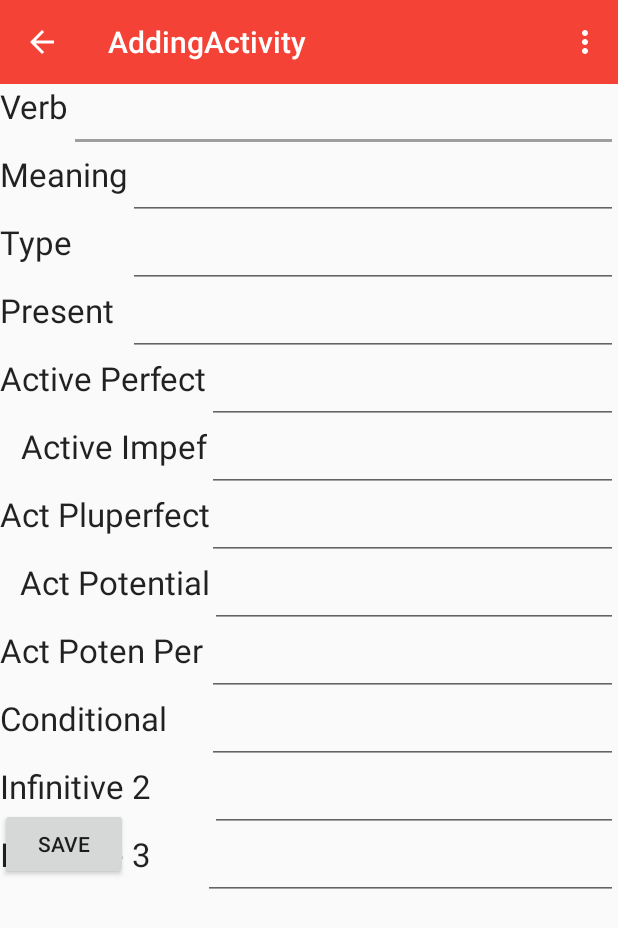
After one commit to ruathudo/FinnishVerbix, an Android app: the AddingActivity screen opened directly, with no data from a screen before it, on a phone screen of 412 x 824 dp. The commit adds this screen. Shown: the top 928 px of the screen. Run offline under Robolectric (Android 15) with nearby library versions, the phone set to English and light mode, and no system bars.

Commit message:
Create Adding Activity for adding data to sqlite (JUST FOR TESTING)

```diff
--- a/app/src/main/AndroidManifest.xml
+++ b/app/src/main/AndroidManifest.xml
@@ -16,6 +16,11 @@
                 <category android:name="android.intent.category.LAUNCHER" />
             </intent-filter>
         </activity>
+        <activity
+            android:name=".AddingActivity"
+            android:label="@string/title_activity_adding" >
+            <meta-data android:name="android.support.PARENT_ACTIVITY" android:value=".MainActivity"/>
+        </activity>
     </application>
 
 </manifest>
--- /dev/null
+++ b/app/src/main/java/com/finnishverbix/AddingActivity.java
@@ -0,0 +1,121 @@
+package com.finnishverbix;
+
+import android.support.v7.app.ActionBarActivity;
+import android.os.Bundle;
+import android.support.v7.widget.Toolbar;
+import android.view.Menu;
+import android.view.MenuItem;
+import android.view.View;
+import android.widget.Button;
+import android.widget.EditText;
+import android.widget.Toast;
+
+import com.finnishverbix.SQL.SqliteHandler;
+
+//ONLY FOR TESTING
+
+public class AddingActivity extends ActionBarActivity {
+    Toolbar toolbar;
+    EditText edit2,edit3,edit4,edit5,edit6,edit7,edit8,edit9, edit10,edit11,edit12,edit13;
+    SqliteHandler sqliteHandler;
+
+    Button saved;
+    @Override
+    protected void onCreate(Bundle savedInstanceState) {
+        super.onCreate(savedInstanceState);
+        setContentView(R.layout.activity_adding);
+        toolbar = (Toolbar) findViewById(R.id.app_bar_sub);
+        setSupportActionBar(toolbar);
+        getSupportActionBar().setHomeButtonEnabled(true);
+        getSupportActionBar().setDisplayHomeAsUpEnabled(true);
+
+        sqliteHandler = new SqliteHandler(this);
+        edit2 = (EditText) findViewById(R.id.editText2);
+        edit3 = (EditText) findViewById(R.id.editText3);
+        edit4 = (EditText) findViewById(R.id.editText4);
+        edit5 = (EditText) findViewById(R.id.editText5);
+        edit6 = (EditText) findViewById(R.id.editText6);
+        edit7 = (EditText) findViewById(R.id.editText7);
+        edit8 = (EditText) findViewById(R.id.editText8);
+        edit9 = (EditText) findViewById(R.id.editText9);
+        edit10 = (EditText) findViewById(R.id.editText10);
+        edit11 = (EditText) findViewById(R.id.editText11);
+        edit12 = (EditText) findViewById(R.id.editText12);
+        edit13 = (EditText) findViewById(R.id.editText13);
+
+        saved = (Button) findViewById(R.id.buttonAddNew);
+        saved.setOnClickListener(new View.OnClickListener() {
+            @Override
+            public void onClick(View view) {
+
+                String e2 = edit2.getText().toString();
+                String e3 = edit3.getText().toString();
+                String e4 = edit4.getText().toString();
+                String e5 = edit5.getText().toString();
+                String e6 = edit6.getText().toString();
+                String e7 = edit7.getText().toString();
+                String e8 = edit8.getText().toString();
+                String e9 = edit9.getText().toString();
+                String e10 = edit10.getText().toString();
+                String e11 = edit11.getText().toString();
+                String e12 = edit12.getText().toString();
+                String e13 = edit13.getText().toString();
+
+                String insertQuery = "INSERT INTO FINNISH_WORDS(Verb,Meaning,Type,Present,Perfect," +
+                        "Imperfect,Pluperfect,Potential," +
+                        "PotentialPerfect,Conditional,Infinitive2,Infinitive3) values ('"
+                        + e2 + "','"
+                        + e3 + "','"
+                        + e4 + "','"
+                        + e5 + "','"
+                        + e6 + "','"
+                        + e7 + "','"
+                        + e8 + "','"
+                        + e9 + "','"
+                        + e10 + "','"
+                        + e11 + "','"
+                        + e12 + "','"
+                        + e13 + "')";
+
+                sqliteHandler.executeQuery(insertQuery);
+
+                edit2.setText("");
+                edit3.setText("");
+                edit4.setText("");
+                edit5.setText("");
+                edit6.setText("");
+                edit7.setText("");
+                edit8.setText("");
+                edit9.setText("");
+                edit10.setText("");
+                edit11.setText("");
+                edit12.setText("");
+                edit13.setText("");
+
+                Toast.makeText(getApplicationContext(),"Success Adding",Toast.LENGTH_LONG).show();
+            }
+        });
+    }
+
+
+
+    @Override
+    public boolean onCreateOptionsMenu(Menu menu) {
+        // Inflate the menu; this adds items to the action bar if it is present.
+        getMenuInflater().inflate(R.menu.menu_adding, menu);
+        return true;
+    }
+
+    @Override
+    public boolean onOptionsItemSelected(MenuItem item) {
+        // Handle action bar item clicks here. The action bar will
+        // automatically handle clicks on the Home/Up button, so long
+        // as you specify a parent activity in AndroidManifest.xml.
+        int id = item.getItemId();
+
+        //noinspection SimplifiableIfStatement
+
+
+        return super.onOptionsItemSelected(item);
+    }
+}
--- a/app/src/main/java/com/finnishverbix/MainActivity.java
+++ b/app/src/main/java/com/finnishverbix/MainActivity.java
@@ -1,5 +1,6 @@
 package com.finnishverbix;
 
+import android.content.Intent;
 import android.support.v4.widget.DrawerLayout;
 import android.support.v7.app.ActionBarActivity;
 import android.os.Bundle;
@@ -48,6 +49,8 @@ public class MainActivity extends ActionBarActivity {
 
         if(id == R.id.navigate)
             navigationDrawerFragment.selectItem(2);
+        if(id == R.id.add)
+            startActivity(new Intent(this,AddingActivity.class));
         //noinspection SimplifiableIfStatement
 
 
--- /dev/null
+++ b/app/src/main/java/com/finnishverbix/SQL/SqlDbHelper.java
@@ -0,0 +1,62 @@
+package com.finnishverbix.SQL;
+
+import android.content.Context;
+import android.database.sqlite.SQLiteDatabase;
+import android.database.sqlite.SQLiteOpenHelper;
+
+/**
+ * Created by longtran on 4/11/2015.
+ */
+//A Class for creating SQLITE DATABASE
+public class SqlDbHelper extends SQLiteOpenHelper {
+
+    //DECLARE VARIABLES
+    public static final String DATABASE_TABLE =  "FINNISH_WORDS";
+    public static final String COLUMN_0 = "id";
+    public static final String COLUMN_1 = "Verb";
+    public static final String COLUMN_2 = "Meaning";
+    public static final String COLUMN_3 = "Type";
+    public static final String COLUMN_4 = "Present";
+    public static final String COLUMN_5 = "Perfect";
+    public static final String COLUMN_6 = "Imperfect";
+    public static final String COLUMN_7 = "Pluperfect";
+    public static final String COLUMN_8 = "Potential";
+    public static final String COLUMN_9 = "PotentialPerfect";
+    public static final String COLUMN_10 = "Conditional";
+    public static final String COLUMN_11 = "Infinitive2";
+    public static final String COLUMN_12 = "Infinitive3";
+
+
+    //CREATE SCRIPTS
+    public static final String SCRIPT_CREATE_DATABASE = "create table "+ DATABASE_TABLE + " ("
+            + COLUMN_0 +" integer primary key  autoincrement, "
+            + COLUMN_1 +" text not null, "
+            + COLUMN_2 +" text, "
+            + COLUMN_3 +" text, "
+            + COLUMN_4 +" text, "
+            + COLUMN_5 +" text, "
+            + COLUMN_6 +" text, "
+            + COLUMN_7 +" text, "
+            + COLUMN_8 +" text, "
+            + COLUMN_9 +" text, "
+            + COLUMN_10 +" text, "
+            + COLUMN_11 +" text, "
+            + COLUMN_12 +" text);";
+
+    //CONSTRUCTOR
+    public SqlDbHelper(Context context, String name, SQLiteDatabase.CursorFactory factory, int version ){
+        super(context,name,factory,version);
+
+    }
+
+    @Override
+    public void onCreate(SQLiteDatabase sqLiteDatabase) {
+        sqLiteDatabase.execSQL(SCRIPT_CREATE_DATABASE);
+    }
+
+    @Override
+    public void onUpgrade(SQLiteDatabase sqLiteDatabase, int i, int i1) {
+        sqLiteDatabase.execSQL("DROP TABLE IF EXISTS " + DATABASE_TABLE);
+        onCreate(sqLiteDatabase);
+    }
+}
--- /dev/null
+++ b/app/src/main/java/com/finnishverbix/SQL/SqliteHandler.java
@@ -0,0 +1,53 @@
+package com.finnishverbix.SQL;
+
+import android.content.Context;
+import android.database.Cursor;
+import android.database.sqlite.SQLiteDatabase;
+import android.util.Log;
+
+/**
+ * Created by longtran on 4/11/2015.
+ */
+//Class for handling sqlite such as querying, insert, delete
+public class SqliteHandler {
+    public static  final String DATABASE_NAME = "FINNISH";
+    public static final int DATABASE_VERSION = 1;
+    Context context ;
+    SqlDbHelper sqlDbHelper;
+    SQLiteDatabase sqLiteDatabase;
+
+    //CONSTRUCTOR
+    public SqliteHandler(Context context){
+        sqlDbHelper = new SqlDbHelper(context,DATABASE_NAME,null,DATABASE_VERSION);
+        sqLiteDatabase = sqlDbHelper.getWritableDatabase();
+    }
+
+    // For executing query such as insert, delete
+    public void executeQuery(String query){
+        try {
+            if(sqLiteDatabase.isOpen()){ // if it is open then close first
+                sqLiteDatabase.close();
+            }
+            sqLiteDatabase = sqlDbHelper.getWritableDatabase();
+            sqLiteDatabase.execSQL(query);
+        }catch (Exception e){
+            Log.e("Execute query", "" + e);
+            e.printStackTrace();
+        }
+    }
+
+    public Cursor selectQuery(String query){
+        Cursor c1 = null;
+        try {
+            if(sqLiteDatabase.isOpen()){
+                sqLiteDatabase.close();
+            }
+            sqLiteDatabase = sqlDbHelper.getWritableDatabase();
+            c1 = sqLiteDatabase.rawQuery(query,null);
+        }catch (Exception e){
+            Log.e(" database querying", "" + e);
+            e.printStackTrace();
+        }
+        return  c1;
+    }
+}
--- /dev/null
+++ b/app/src/main/res/layout/activity_adding.xml
@@ -0,0 +1,274 @@
+<LinearLayout xmlns:android="http://schemas.android.com/apk/res/android"
+    xmlns:tools="http://schemas.android.com/tools" android:layout_width="match_parent"
+    android:layout_height="match_parent"
+    tools:context="com.finnishverbix.AddingActivity"
+    android:orientation="vertical"
+    android:overScrollMode="ifContentScrolls"
+    android:scrollbarStyle="insideOverlay"
+    android:scrollbars="vertical"
+    android:weightSum="1">
+    <include
+        android:id="@+id/app_bar_sub"
+        layout="@layout/app_bar" />
+    <ScrollView
+        android:layout_width="match_parent"
+        android:layout_height="match_parent"
+        >
+        <RelativeLayout
+            android:layout_width="match_parent"
+            android:layout_height="match_parent">
+
+
+            <TextView
+                android:layout_width="wrap_content"
+                android:layout_height="wrap_content"
+                android:textAppearance="?android:attr/textAppearanceLarge"
+                android:text="Verb"
+                android:id="@+id/textView"
+                android:layout_alignParentTop="true"
+                android:layout_alignParentLeft="true"
+                android:layout_alignParentStart="true" />
+
+            <EditText
+                android:layout_width="wrap_content"
+                android:layout_height="wrap_content"
+                android:id="@+id/editText2"
+                android:layout_alignParentTop="true"
+                android:layout_toRightOf="@+id/textView"
+                android:layout_alignParentRight="true"
+                android:layout_alignParentEnd="true" />
+
+            <TextView
+                android:layout_width="wrap_content"
+                android:layout_height="wrap_content"
+                android:textAppearance="?android:attr/textAppearanceLarge"
+                android:text="Meaning"
+                android:id="@+id/textView2"
+                android:layout_below="@+id/editText2"
+                android:layout_alignParentLeft="true"
+                android:layout_alignParentStart="true" />
+
+            <EditText
+                android:layout_width="wrap_content"
+                android:layout_height="wrap_content"
+                android:id="@+id/editText3"
+                android:layout_alignTop="@+id/textView2"
+                android:layout_toRightOf="@+id/textView2"
+                android:layout_alignRight="@+id/editText2"
+                android:layout_alignEnd="@+id/editText2" />
+
+            <TextView
+                android:layout_width="wrap_content"
+                android:layout_height="wrap_content"
+                android:textAppearance="?android:attr/textAppearanceLarge"
+                android:text="Type"
+                android:id="@+id/textView3"
+                android:layout_below="@+id/editText3"
+                android:layout_alignParentLeft="true"
+                android:layout_alignParentStart="true" />
+
+            <EditText
+                android:layout_width="wrap_content"
+                android:layout_height="wrap_content"
+                android:id="@+id/editText4"
+                android:layout_alignTop="@+id/textView3"
+                android:layout_alignRight="@+id/editText3"
+                android:layout_alignEnd="@+id/editText3"
+                android:layout_alignLeft="@+id/editText3"
+                android:layout_alignStart="@+id/editText3" />
+
+            <EditText
+                android:layout_width="wrap_content"
+                android:layout_height="wrap_content"
+                android:inputType="text"
+                android:ems="10"
+                android:id="@+id/editText5"
+                android:layout_below="@+id/editText4"
+                android:layout_alignLeft="@+id/editText4"
+                android:layout_alignStart="@+id/editText4"
+                android:layout_alignRight="@+id/editText4"
+                android:layout_alignEnd="@+id/editText4" />
+
+            <EditText
+                android:layout_width="wrap_content"
+                android:layout_height="wrap_content"
+                android:id="@+id/editText6"
+                android:layout_below="@+id/editText5"
+                android:layout_alignParentRight="true"
+                android:layout_alignParentEnd="true"
+                android:layout_toRightOf="@+id/textView5"
+                android:layout_toEndOf="@+id/textView5" />
+
+            <EditText
+                android:layout_width="wrap_content"
+                android:layout_height="wrap_content"
+                android:id="@+id/editText7"
+                android:layout_below="@+id/editText6"
+                android:layout_alignLeft="@+id/editText6"
+                android:layout_alignStart="@+id/editText6"
+                android:layout_alignRight="@+id/editText6"
+                android:layout_alignEnd="@+id/editText6" />
+
+            <EditText
+                android:layout_width="wrap_content"
+                android:layout_height="wrap_content"
+                android:id="@+id/editText8"
+                android:layout_below="@+id/editText7"
+                android:layout_alignLeft="@+id/editText7"
+                android:layout_alignStart="@+id/editText7"
+                android:layout_alignParentRight="true"
+                android:layout_alignParentEnd="true" />
+
+            <TextView
+                android:layout_width="wrap_content"
+                android:layout_height="wrap_content"
+                android:textAppearance="?android:attr/textAppearanceLarge"
+                android:text="Present"
+                android:id="@+id/textView4"
+                android:layout_below="@+id/editText4"
+                android:layout_alignParentLeft="true"
+                android:layout_alignParentStart="true" />
+
+            <TextView
+                android:layout_width="wrap_content"
+                android:layout_height="wrap_content"
+                android:textAppearance="?android:attr/textAppearanceLarge"
+                android:text="Active Perfect"
+                android:id="@+id/textView5"
+                android:layout_below="@+id/editText5"
+                android:layout_alignParentLeft="true"
+                android:layout_alignParentStart="true" />
+
+            <TextView
+                android:layout_width="wrap_content"
+                android:layout_height="wrap_content"
+                android:textAppearance="?android:attr/textAppearanceLarge"
+                android:text="Active Impef"
+                android:id="@+id/textView6"
+                android:layout_below="@+id/editText6"
+                android:layout_toLeftOf="@+id/editText6"
+                android:layout_toStartOf="@+id/editText6" />
+
+            <TextView
+                android:layout_width="wrap_content"
+                android:layout_height="wrap_content"
+                android:textAppearance="?android:attr/textAppearanceLarge"
+                android:text="Act Pluperfect"
+                android:id="@+id/textView7"
+                android:layout_alignTop="@+id/editText8"
+                android:layout_alignParentLeft="true"
+                android:layout_alignParentStart="true" />
+
+            <TextView
+                android:layout_width="wrap_content"
+                android:layout_height="wrap_content"
+                android:textAppearance="?android:attr/textAppearanceLarge"
+                android:text="Act Potential"
+                android:id="@+id/textView8"
+                android:layout_below="@+id/editText8"
+                android:layout_alignRight="@+id/textView7"
+                android:layout_alignEnd="@+id/textView7" />
+
+            <EditText
+                android:layout_width="wrap_content"
+                android:layout_height="wrap_content"
+                android:id="@+id/editText9"
+                android:layout_alignTop="@+id/textView8"
+                android:layout_toRightOf="@+id/textView7"
+                android:layout_alignParentRight="true"
+                android:layout_alignParentEnd="true" />
+
+            <EditText
+                android:layout_width="wrap_content"
+                android:layout_height="wrap_content"
+                android:id="@+id/editText10"
+                android:layout_below="@+id/editText9"
+                android:layout_toRightOf="@+id/textView6"
+                android:layout_alignRight="@+id/editText9"
+                android:layout_alignEnd="@+id/editText9" />
+
+            <EditText
+                android:layout_width="wrap_content"
+                android:layout_height="wrap_content"
+                android:id="@+id/editText11"
+                android:layout_below="@+id/editText10"
+                android:layout_toRightOf="@+id/textView6"
+                android:layout_alignParentRight="true"
+                android:layout_alignParentEnd="true" />
+
+            <TextView
+                android:layout_width="wrap_content"
+                android:layout_height="wrap_content"
+                android:textAppearance="?android:attr/textAppearanceLarge"
+                android:text="Act Poten Per"
+                android:id="@+id/textView9"
+                android:layout_below="@+id/editText9"
+                android:layout_alignParentLeft="true"
+                android:layout_alignParentStart="true" />
+
+            <TextView
+                android:layout_width="wrap_content"
+                android:layout_height="wrap_content"
+                android:textAppearance="?android:attr/textAppearanceLarge"
+                android:text="Conditional"
+                android:id="@+id/textView10"
+                android:layout_alignTop="@+id/editText11"
+                android:layout_toLeftOf="@+id/editText9"
+                android:layout_alignParentLeft="true"
+                android:layout_alignParentStart="true" />
+
+            <EditText
+                android:layout_width="wrap_content"
+                android:layout_height="wrap_content"
+                android:id="@+id/editText12"
+                android:layout_below="@+id/editText11"
+                android:layout_toRightOf="@+id/textView10"
+                android:layout_alignRight="@+id/editText11"
+                android:layout_alignEnd="@+id/editText11" />
+
+            <EditText
+                android:layout_width="wrap_content"
+                android:layout_height="wrap_content"
+                android:id="@+id/editText13"
+                android:layout_below="@+id/editText12"
+                android:layout_toRightOf="@+id/textView9"
+                android:layout_alignRight="@+id/editText12"
+                android:layout_alignEnd="@+id/editText12" />
+
+            <TextView
+                android:layout_width="wrap_content"
+                android:layout_height="wrap_content"
+                android:textAppearance="?android:attr/textAppearanceLarge"
+                android:text="Infinitive 2"
+                android:id="@+id/textView11"
+                android:layout_alignTop="@+id/editText12"
+                android:layout_toLeftOf="@+id/editText12"
+                android:layout_alignParentLeft="true"
+                android:layout_alignParentStart="true" />
+
+            <TextView
+                android:layout_width="wrap_content"
+                android:layout_height="wrap_content"
+                android:textAppearance="?android:attr/textAppearanceLarge"
+                android:text="Infinitive 3"
+                android:id="@+id/textView12"
+                android:layout_alignTop="@+id/editText13"
+                android:layout_toLeftOf="@+id/editText13"
+                android:layout_alignParentLeft="true"
+                android:layout_alignParentStart="true"
+                android:layout_alignBottom="@+id/editText13" />
+
+            <Button
+                android:layout_width="wrap_content"
+                android:layout_height="wrap_content"
+                android:text="save"
+                android:id="@+id/buttonAddNew"
+                android:layout_below="@+id/textView11"
+                android:layout_toLeftOf="@+id/editText5"
+                android:layout_toStartOf="@+id/editText5" />
+
+        </RelativeLayout>
+    </ScrollView>
+
+
+</LinearLayout>
--- /dev/null
+++ b/app/src/main/res/menu/menu_adding.xml
@@ -0,0 +1,6 @@
+<menu xmlns:android="http://schemas.android.com/apk/res/android"
+    xmlns:app="http://schemas.android.com/apk/res-auto"
+    xmlns:tools="http://schemas.android.com/tools" tools:context="com.finnishverbix.AddingActivity">
+    <item android:id="@+id/action_settings" android:title="@string/action_settings"
+        android:orderInCategory="100" app:showAsAction="never" />
+</menu>
--- a/app/src/main/res/menu/menu_main.xml
+++ b/app/src/main/res/menu/menu_main.xml
@@ -9,4 +9,10 @@
         android:orderInCategory="200"
         app:showAsAction="always"
         android:icon="@drawable/ic_help_white_36dp" />
+    <item
+        android:id="@+id/add"
+        android:title="add New"
+        android:orderInCategory="200"
+        app:showAsAction="always"
+        android:icon="@drawable/ic_note_add_white_36dp" />
 </menu>
--- a/app/src/main/res/values/strings.xml
+++ b/app/src/main/res/values/strings.xml
@@ -9,4 +9,5 @@
     <string name="hello_blank_fragment">Hello blank fragment</string>
     <string name="drawer_open">Open</string>
     <string name="drawer_close">Close</string>
+    <string name="title_activity_adding">AddingActivity</string>
 </resources>
```
